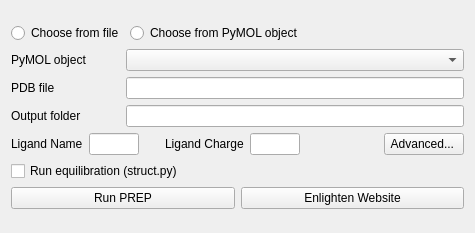
vanderkamp/enlighten2, file PyMOL/Enlighten/windows/preparation.ui: the form before one commit.
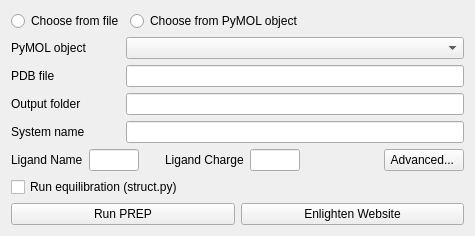
The form after the commit. Custom widgets are drawn as their Qt base class.

Commit message: Add system name input field to preparation tab

```diff
--- a/PyMOL/Enlighten/windows/preparation.ui
+++ b/PyMOL/Enlighten/windows/preparation.ui
@@ -13,7 +13,7 @@
   <layout class="QVBoxLayout" name="verticalLayout">
    <item>
     <layout class="QGridLayout" name="gridLayout">
-     <item row="4" column="1" colspan="4">
+     <item row="5" column="1" colspan="4">
       <layout class="QHBoxLayout" name="ligandLayout">
        <item>
         <widget class="QLabel" name="ligandNameLabel">
@@ -126,7 +126,7 @@
        </property>
       </widget>
      </item>
-     <item row="9" column="1" colspan="4">
+     <item row="10" column="1" colspan="4">
       <layout class="QHBoxLayout" name="buttonsLayout">
        <item>
         <widget class="QPushButton" name="runPrepButton">
@@ -188,13 +188,23 @@
      <item row="3" column="2" colspan="3">
       <widget class="FileSelector" name="outputSelector"/>
      </item>
-     <item row="6" column="1" colspan="2">
+     <item row="7" column="1" colspan="2">
       <widget class="QCheckBox" name="structCheckBox">
        <property name="text">
         <string>Run equilibration (struct.py)</string>
        </property>
       </widget>
      </item>
+     <item row="4" column="1">
+      <widget class="QLabel" name="systemNameLabel">
+       <property name="text">
+        <string>System name</string>
+       </property>
+      </widget>
+     </item>
+     <item row="4" column="2" colspan="3">
+      <widget class="ValidatedLineEdit" name="systemNameEdit"/>
+     </item>
     </layout>
    </item>
   </layout>
```
The commit also changes 1 other file.
